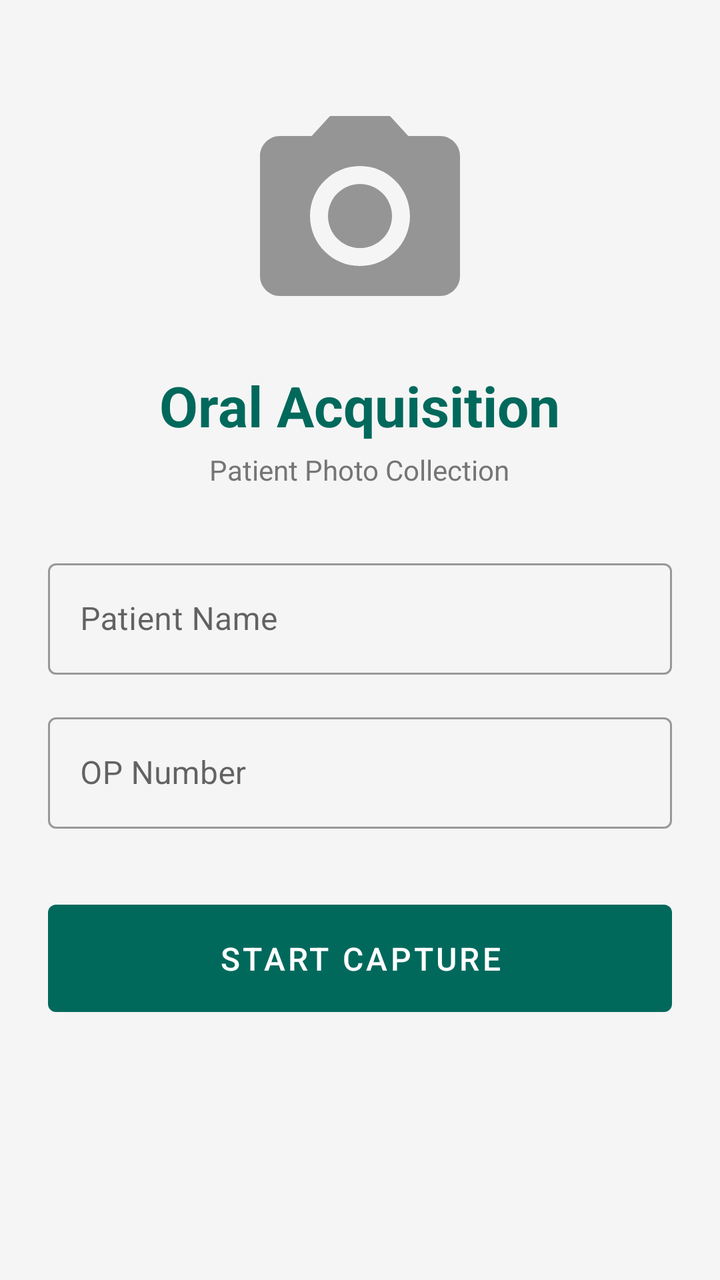
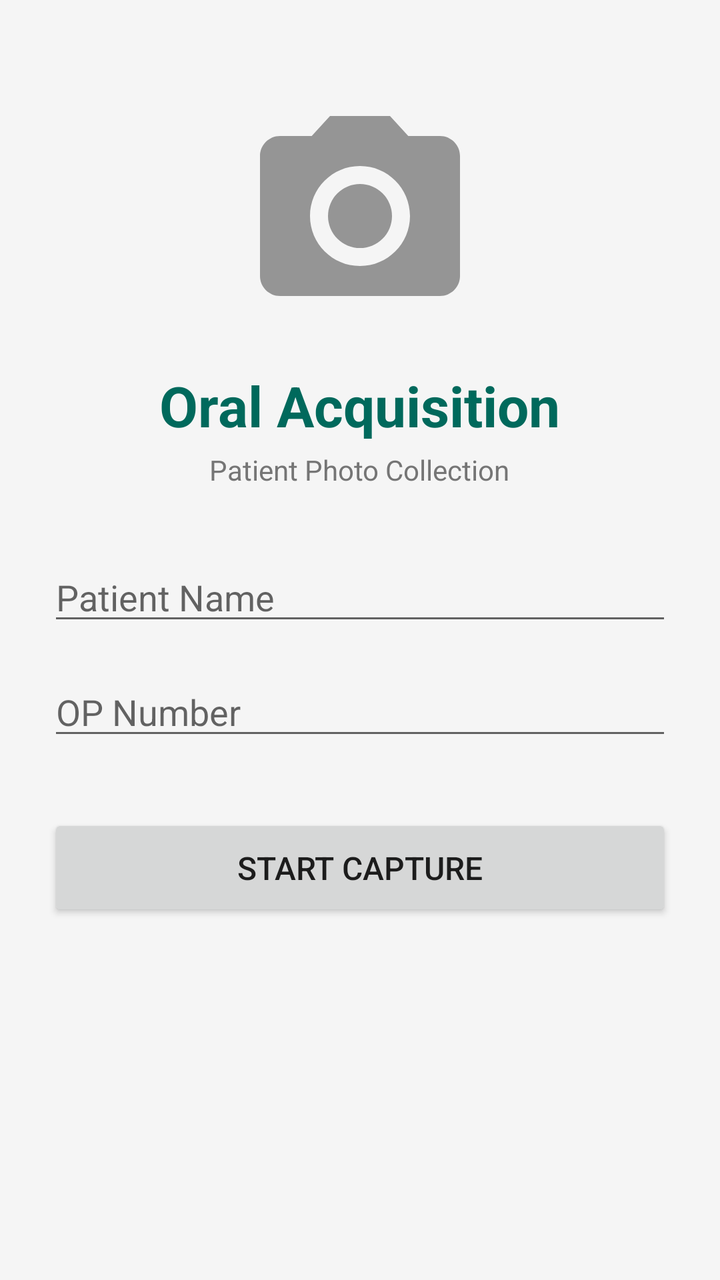

The first picture is an Android layout as it rendered before a commit; the second is the same layout after the commit. The layout source and the unified diff follow.
<!-- AndroidManifest.xml: application theme Theme.OralAcquisition -->
<!-- res/layout/activity_main.xml -->
<?xml version="1.0" encoding="utf-8"?>
<ScrollView xmlns:android="http://schemas.android.com/apk/res/android"
    xmlns:app="http://schemas.android.com/apk/res/auto"
    android:layout_width="match_parent"
    android:layout_height="match_parent"
    android:background="@color/background"
    android:fillViewport="true">

    <LinearLayout
        android:layout_width="match_parent"
        android:layout_height="wrap_content"
        android:orientation="vertical"
        android:padding="24dp">

        <ImageView
            android:layout_width="120dp"
            android:layout_height="120dp"
            android:layout_gravity="center_horizontal"
            android:layout_marginTop="24dp"
            android:contentDescription="@string/app_name"
            android:src="@drawable/ic_camera_placeholder" />

        <TextView
            android:layout_width="wrap_content"
            android:layout_height="wrap_content"
            android:layout_gravity="center_horizontal"
            android:layout_marginTop="16dp"
            android:text="@string/app_name"
            android:textColor="@color/primary"
            android:textSize="28sp"
            android:textStyle="bold" />

        <TextView
            android:layout_width="wrap_content"
            android:layout_height="wrap_content"
            android:layout_gravity="center_horizontal"
            android:layout_marginTop="4dp"
            android:text="Patient Photo Collection"
            android:textColor="@color/text_secondary"
            android:textSize="14sp" />

        <com.google.android.material.textfield.TextInputLayout
            android:id="@+id/tilPatientName"
            style="@style/Widget.MaterialComponents.TextInputLayout.OutlinedBox"
            android:layout_width="match_parent"
            android:layout_height="wrap_content"
            android:layout_marginTop="32dp"
            android:hint="Patient Name">

            <com.google.android.material.textfield.TextInputEditText
                android:id="@+id/etPatientName"
                android:layout_width="match_parent"
                android:layout_height="wrap_content"
                android:inputType="textPersonName"
                android:textColor="@color/text_primary"
                android:maxLines="1" />
        </com.google.android.material.textfield.TextInputLayout>

        <com.google.android.material.textfield.TextInputLayout
            android:id="@+id/tilOpNumber"
            style="@style/Widget.MaterialComponents.TextInputLayout.OutlinedBox"
            android:layout_width="match_parent"
            android:layout_height="wrap_content"
            android:layout_marginTop="16dp"
            android:hint="OP Number">

            <com.google.android.material.textfield.TextInputEditText
                android:id="@+id/etOpNumber"
                android:layout_width="match_parent"
                android:layout_height="wrap_content"
                android:inputType="textCapCharacters"
                android:textColor="@color/text_primary"
                android:maxLines="1" />
        </com.google.android.material.textfield.TextInputLayout>

        <com.google.android.material.button.MaterialButton
            android:id="@+id/btnStart"
            android:layout_width="match_parent"
            android:layout_height="wrap_content"
            android:layout_marginTop="32dp"
            android:padding="16dp"
            android:text="Start Capture"
            android:textSize="16sp"
            app:cornerRadius="12dp" />

    </LinearLayout>
</ScrollView>
<!-- resources referenced by this layout -->
<resources>
  <color name="background">#F5F5F5</color>
  <color name="primary">#00695C</color>
  <color name="text_primary">#212121</color>
  <color name="text_secondary">#757575</color>
  <!-- drawable ic_camera_placeholder (drawable) -->
  <vector xmlns:android="http://schemas.android.com/apk/res/android"
      android:width="24dp"
      android:height="24dp"
      android:viewportWidth="24"
      android:viewportHeight="24"
      android:tint="#959595">
      <path
          android:fillColor="@android:color/white"
          android:pathData="M12,12m-3.2,0a3.2,3.2 0,1 1,6.4 0a3.2,3.2 0,1 1,-6.4 0" />
      <path
          android:fillColor="@android:color/white"
          android:pathData="M9,2L7.17,4H4c-1.1,0 -2,0.9 -2,2v12c0,1.1 0.9,2 2,2h16c1.1,0 2,-0.9 2,-2V6c0,-1.1 -0.9,-2 -2,-2h-3.17L15,2H9zm3,15c-2.76,0 -5,-2.24 -5,-5s2.24,-5 5,-5 5,2.24 5,5 -2.24,5 -5,5z" />
  </vector>
  <string name="app_name">Oral Acquisition</string>
  <style name="Theme.OralAcquisition" parent="Theme.MaterialComponents.Light.NoActionBar">
          <item name="colorPrimary">@color/primary</item>
          <item name="colorPrimaryDark">@color/primary_dark</item>
          <item name="colorAccent">@color/primary</item>
          <item name="android:statusBarColor">@color/primary_dark</item>
      </style>
  <color name="primary_dark">#004D40</color>
</resources>

<!-- the commit's change to res/layout/activity_main.xml (unified diff, before → after) -->
@@ -1,6 +1,5 @@
 <?xml version="1.0" encoding="utf-8"?>
 <ScrollView xmlns:android="http://schemas.android.com/apk/res/android"
-    xmlns:app="http://schemas.android.com/apk/res/auto"
     android:layout_width="match_parent"
     android:layout_height="match_parent"
     android:background="@color/background"
@@ -39,49 +38,34 @@
             android:textColor="@color/text_secondary"
             android:textSize="14sp" />
 
-        <com.google.android.material.textfield.TextInputLayout
-            android:id="@+id/tilPatientName"
-            style="@style/Widget.MaterialComponents.TextInputLayout.OutlinedBox"
+        <androidx.appcompat.widget.AppCompatEditText
+            android:id="@+id/etPatientName"
             android:layout_width="match_parent"
             android:layout_height="wrap_content"
             android:layout_marginTop="32dp"
-            android:hint="Patient Name">
+            android:hint="Patient Name"
+            android:inputType="textPersonName"
+            android:maxLines="1"
+            android:textColor="@color/text_primary" />
 
-            <com.google.android.material.textfield.TextInputEditText
-                android:id="@+id/etPatientName"
-                android:layout_width="match_parent"
-                android:layout_height="wrap_content"
-                android:inputType="textPersonName"
-                android:textColor="@color/text_primary"
-                android:maxLines="1" />
-        </com.google.android.material.textfield.TextInputLayout>
-
-        <com.google.android.material.textfield.TextInputLayout
-            android:id="@+id/tilOpNumber"
-            style="@style/Widget.MaterialComponents.TextInputLayout.OutlinedBox"
+        <androidx.appcompat.widget.AppCompatEditText
+            android:id="@+id/etOpNumber"
             android:layout_width="match_parent"
             android:layout_height="wrap_content"
             android:layout_marginTop="16dp"
-            android:hint="OP Number">
+            android:hint="OP Number"
+            android:inputType="textCapCharacters"
+            android:maxLines="1"
+            android:textColor="@color/text_primary" />
 
-            <com.google.android.material.textfield.TextInputEditText
-                android:id="@+id/etOpNumber"
-                android:layout_width="match_parent"
-                android:layout_height="wrap_content"
-                android:inputType="textCapCharacters"
-                android:textColor="@color/text_primary"
-                android:maxLines="1" />
-        </com.google.android.material.textfield.TextInputLayout>
-
-        <com.google.android.material.button.MaterialButton
+        <androidx.appcompat.widget.AppCompatButton
             android:id="@+id/btnStart"
             android:layout_width="match_parent"
             android:layout_height="wrap_content"
             android:layout_marginTop="32dp"
             android:padding="16dp"
             android:text="Start Capture"
-            android:textSize="16sp"
-            app:cornerRadius="12dp" />
+            android:textSize="16sp" />
 
     </LinearLayout>
 </ScrollView>
<!-- resource entries referenced after the edit -->
@@ -19,7 +19,7 @@
           android:pathData="M9,2L7.17,4H4c-1.1,0 -2,0.9 -2,2v12c0,1.1 0.9,2 2,2h16c1.1,0 2,-0.9 2,-2V6c0,-1.1 -0.9,-2 -2,-2h-3.17L15,2H9zm3,15c-2.76,0 -5,-2.24 -5,-5s2.24,-5 5,-5 5,2.24 5,5 -2.24,5 -5,5z" />
   </vector>
   <string name="app_name">Oral Acquisition</string>
-  <style name="Theme.OralAcquisition" parent="Theme.MaterialComponents.Light.NoActionBar">
+  <style name="Theme.OralAcquisition" parent="Theme.AppCompat.Light.NoActionBar">
           <item name="colorPrimary">@color/primary</item>
           <item name="colorPrimaryDark">@color/primary_dark</item>
           <item name="colorAccent">@color/primary</item>
